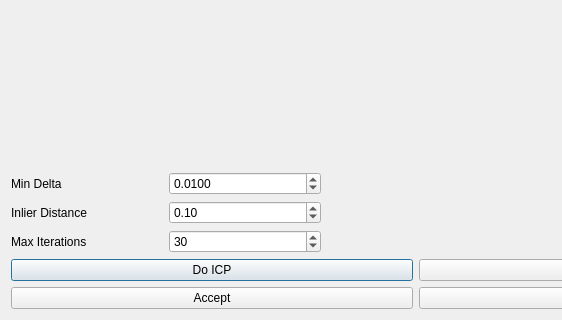
First picture: the form in icpdialog.ui, repository jaejunlee0538/manual_pos_graph_slam, before the edit; both pictures show x 0 to 562 and y 374 to 694 of the 832 by 694 pixel window.
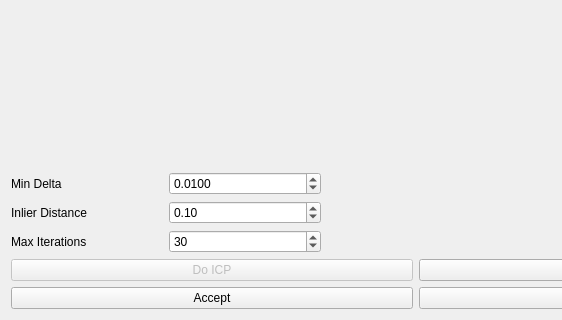
Second picture: the form after the edit. Custom widgets are drawn as their Qt base class.

The edit to the form file:
```diff
--- a/icpdialog.ui
+++ b/icpdialog.ui
@@ -127,6 +127,9 @@
         <layout class="QGridLayout" name="gridLayout">
          <item row="0" column="2">
           <widget class="QPushButton" name="pushButton_DoICP">
+           <property name="enabled">
+            <bool>false</bool>
+           </property>
            <property name="text">
             <string>Do ICP</string>
            </property>
```
